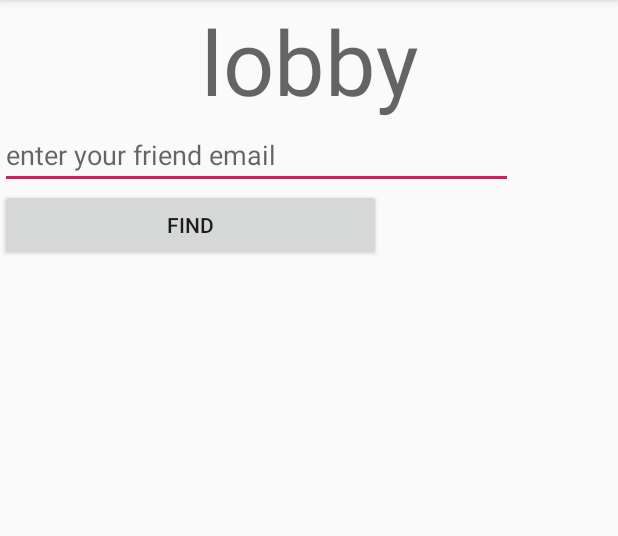
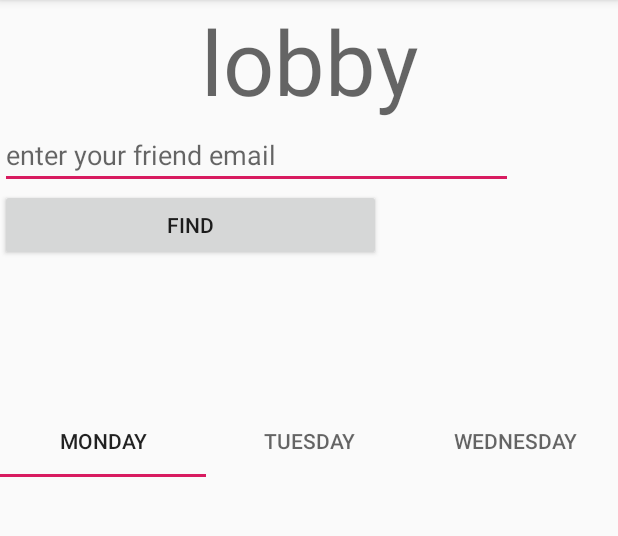
Before and after one commit to anfaas1618/lobby-system, an Android app: the OnlineCheckLobby screen opened directly, with no data from a screen before it, on a phone screen of 412 x 824 dp, the part 84-620 px from its top. Run offline under Robolectric (Android 15) with nearby library versions, the phone set to English and light mode, and no system bars; our stand-ins replace Firebase (no records; nobody signed in at launch, a user with empty details on screens opened directly).

Commit message:
added tab layout and fixed accept button bug

```diff
--- a/app/build.gradle
+++ b/app/build.gradle
@@ -30,4 +30,5 @@ dependencies {
     androidTestImplementation 'androidx.test.ext:junit:1.1.0'
     androidTestImplementation 'androidx.test.espresso:espresso-core:3.1.1'
     implementation 'androidx.cardview:cardview:1.0.0'
+    implementation 'com.google.android.material:material:1.0.0'
 }
--- a/app/src/main/java/com/anfaas/lobbysystem/OnlineCheckLobby.java
+++ b/app/src/main/java/com/anfaas/lobbysystem/OnlineCheckLobby.java
@@ -87,6 +87,7 @@ DatabaseReference myRef=database.getReference("Users");
                 friends.child(LocalDatabase.getLocalUid(context)).setValue(friend);
                 Friends me=new Friends(LocalDatabase.getLocalUid(context));
                 friends.child(friend_uid).setValue(me);
+                friend_request.setVisibility(View.GONE);
             }
         });
      add.setOnClickListener(new View.OnClickListener() {
--- a/app/src/main/res/layout/activity_online_check_lobby.xml
+++ b/app/src/main/res/layout/activity_online_check_lobby.xml
@@ -90,4 +90,29 @@
 
     </androidx.cardview.widget.CardView>
 
+    <androidx.viewpager.widget.ViewPager
+        android:layout_width="match_parent"
+        android:layout_height="match_parent" >
+
+        <com.google.android.material.tabs.TabLayout
+            android:layout_width="match_parent"
+            android:layout_height="wrap_content">
+
+            <com.google.android.material.tabs.TabItem
+                android:layout_width="wrap_content"
+                android:layout_height="wrap_content"
+                android:text="Monday" />
+
+            <com.google.android.material.tabs.TabItem
+                android:layout_width="wrap_content"
+                android:layout_height="wrap_content"
+                android:text="Tuesday" />
+
+            <com.google.android.material.tabs.TabItem
+                android:layout_width="wrap_content"
+                android:layout_height="wrap_content"
+                android:text="Wednesday" />
+        </com.google.android.material.tabs.TabLayout>
+    </androidx.viewpager.widget.ViewPager>
+
 </LinearLayout>
```
